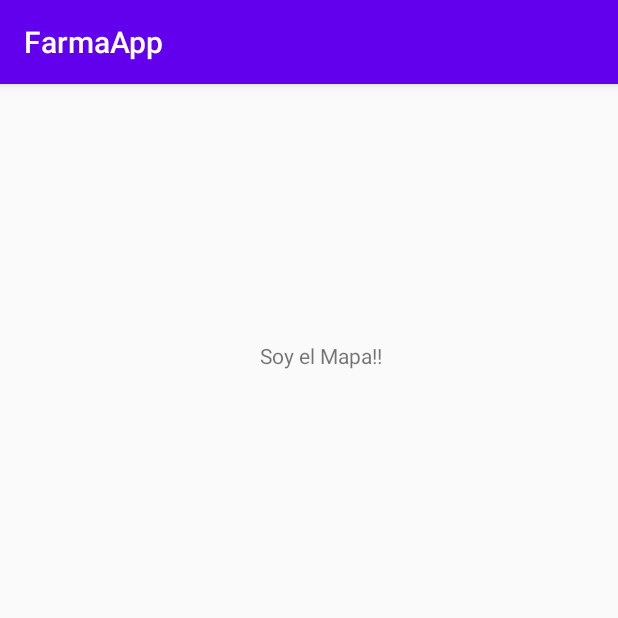
After one commit to vivianacampos/new-farma-app, an Android app: the Mapa screen opened directly, with no data from a screen before it, on a phone screen of 412 x 824 dp, the top half of it. The commit adds this screen. Run offline under Robolectric (Android 15) with nearby library versions, the phone set to English and light mode, and no system bars.

Commit message:
enlace a actividad mapa

```diff
--- a/app/src/main/AndroidManifest.xml
+++ b/app/src/main/AndroidManifest.xml
@@ -9,7 +9,8 @@
         android:roundIcon="@mipmap/ic_launcher_round"
         android:supportsRtl="true"
         android:theme="@style/AppTheme">
-        <activity android:name=".MenuAjustes"></activity>
+        <activity android:name=".Controlador.Mapa"></activity>
+        <activity android:name=".MenuAjustes" />
         <activity android:name=".MainActivity">
             <intent-filter>
                 <action android:name="android.intent.action.MAIN" />
--- a/app/src/main/java/com/example/farmaapp/Controlador/MainFragment.java
+++ b/app/src/main/java/com/example/farmaapp/Controlador/MainFragment.java
@@ -1,6 +1,8 @@
 package com.example.farmaapp.Controlador;
 
+import android.content.Intent;
 import android.os.Bundle;
+import com.example.farmaapp.Controlador.Mapa;
 
 import androidx.fragment.app.Fragment;
 
@@ -23,4 +25,5 @@ public class MainFragment extends Fragment {
         // Inflate the layout for this fragment
         return inflater.inflate(R.layout.fragment_main, container, false);
     }
+
 }
--- /dev/null
+++ b/app/src/main/java/com/example/farmaapp/Controlador/Mapa.java
@@ -0,0 +1,16 @@
+package com.example.farmaapp.Controlador;
+
+import androidx.appcompat.app.AppCompatActivity;
+
+import android.os.Bundle;
+
+import com.example.farmaapp.R;
+
+public class Mapa extends AppCompatActivity {
+
+    @Override
+    protected void onCreate(Bundle savedInstanceState) {
+        super.onCreate(savedInstanceState);
+        setContentView(R.layout.activity_mapa);
+    }
+}
--- /dev/null
+++ b/app/src/main/res/layout/activity_mapa.xml
@@ -0,0 +1,19 @@
+<?xml version="1.0" encoding="utf-8"?>
+<androidx.constraintlayout.widget.ConstraintLayout xmlns:android="http://schemas.android.com/apk/res/android"
+    xmlns:app="http://schemas.android.com/apk/res-auto"
+    xmlns:tools="http://schemas.android.com/tools"
+    android:layout_width="match_parent"
+    android:layout_height="match_parent"
+    tools:context=".Controlador.Mapa">
+
+    <TextView
+        android:id="@+id/textView3"
+        android:layout_width="wrap_content"
+        android:layout_height="wrap_content"
+        android:layout_marginStart="173dp"
+        android:layout_marginLeft="173dp"
+        android:layout_marginTop="171dp"
+        android:text="Soy el Mapa!!"
+        app:layout_constraintStart_toStartOf="parent"
+        app:layout_constraintTop_toTopOf="parent" />
+</androidx.constraintlayout.widget.ConstraintLayout>
--- a/app/src/main/res/values/strings.xml
+++ b/app/src/main/res/values/strings.xml
@@ -11,4 +11,6 @@
     <string name="home">Home</string>
     <string name="bienvenida">Bienvenido a Farma App</string>
     <string name="pregunta">¿Que desea hacer?</string>
+    <string name="buscar_farmacias">Buscar Farmacias</string>
+    <string name="buescar_medicamento">Buescar Medicamento</string>
 </resources>
```
Also changed, not shown: app/src/main/java/com/example/farmaapp/MainActivity.java (+15 -10 lines), app/src/main/res/layout/fragment_main.xml (+5 -3 lines).
